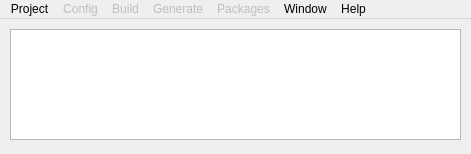
Before: the Qt Designer form vcbld-gui/mainwindow.ui in dreamplayerzhang/vcbld, drawn with Qt 5.
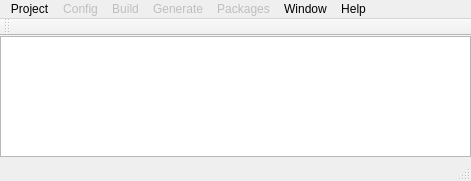
After: the same form once the commit is applied.

The edit to the form file:
```diff
--- a/vcbld-gui/mainwindow.ui
+++ b/vcbld-gui/mainwindow.ui
@@ -7,7 +7,7 @@
     <x>0</x>
     <y>0</y>
     <width>471</width>
-    <height>154</height>
+    <height>181</height>
    </rect>
   </property>
   <property name="windowTitle">
@@ -17,10 +17,10 @@
    <widget class="QPlainTextEdit" name="plainTextEdit">
     <property name="geometry">
      <rect>
-      <x>10</x>
-      <y>10</y>
-      <width>451</width>
-      <height>111</height>
+      <x>0</x>
+      <y>0</y>
+      <width>471</width>
+      <height>121</height>
      </rect>
     </property>
    </widget>
@@ -114,6 +114,18 @@
    <addaction name="menuView"/>
    <addaction name="menuHelp"/>
   </widget>
+  <widget class="QToolBar" name="toolBar">
+   <property name="windowTitle">
+    <string>toolBar</string>
+   </property>
+   <attribute name="toolBarArea">
+    <enum>TopToolBarArea</enum>
+   </attribute>
+   <attribute name="toolBarBreak">
+    <bool>false</bool>
+   </attribute>
+  </widget>
+  <widget class="QStatusBar" name="statusBar"/>
   <action name="actionNew">
    <property name="text">
     <string>New...</string>
```
